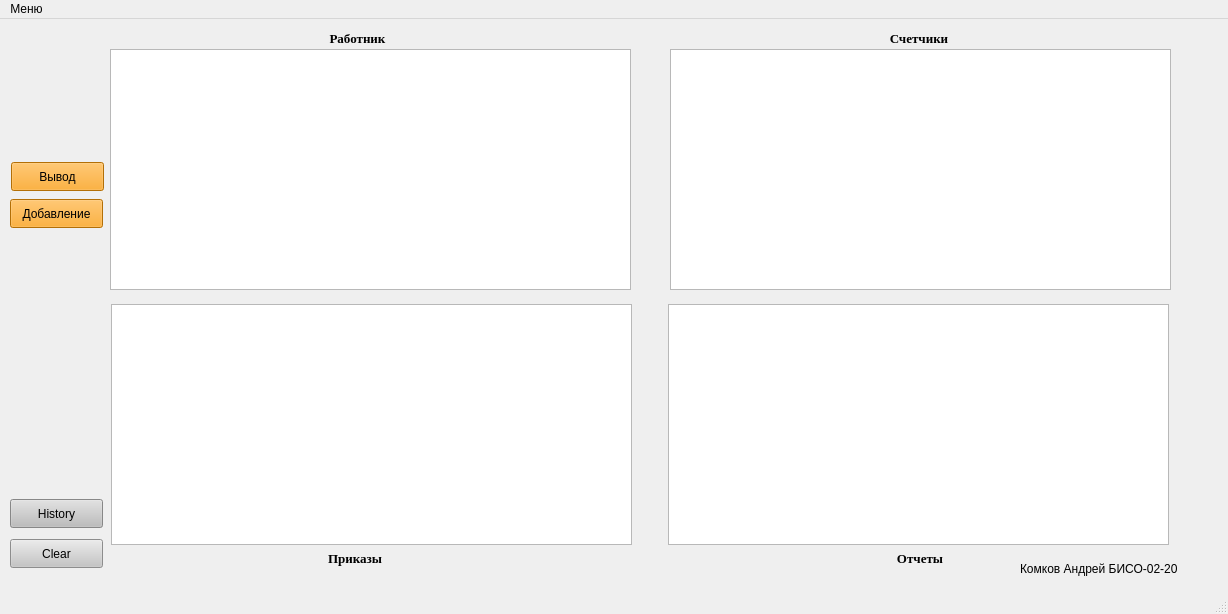
Old version of the form mainwindow.ui in the repository AndrewKom/KursovaiBDSqlserver.
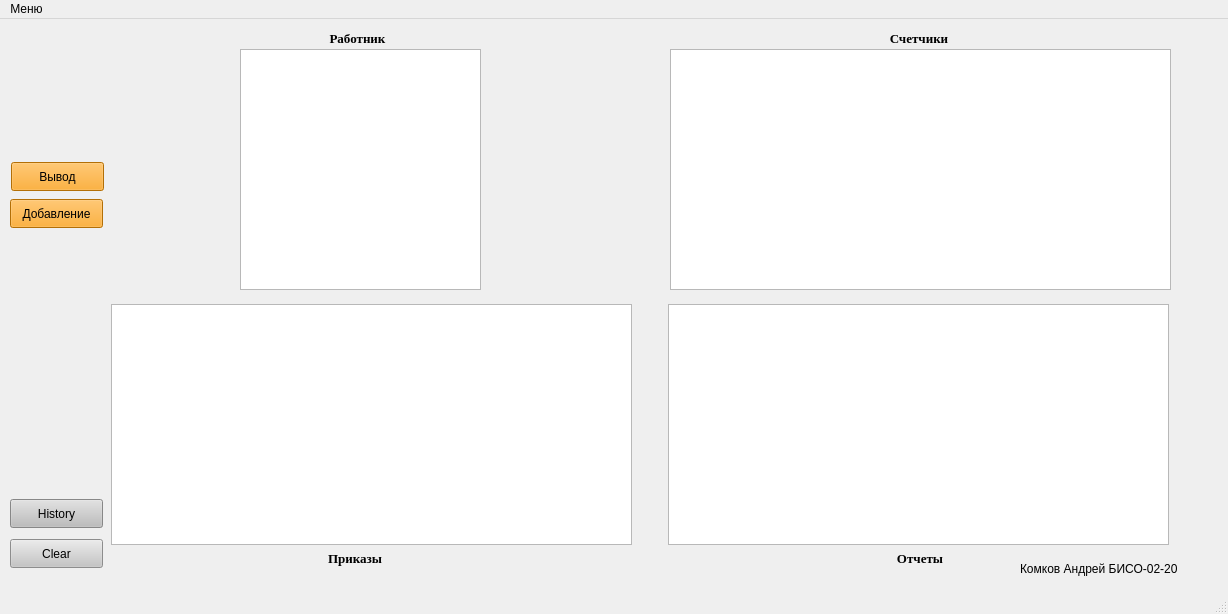
New version of the form.

```diff
--- a/mainwindow.ui
+++ b/mainwindow.ui
@@ -89,9 +89,9 @@
    <widget class="QTableView" name="tableView">
     <property name="geometry">
      <rect>
-      <x>110</x>
+      <x>240</x>
       <y>30</y>
-      <width>521</width>
+      <width>241</width>
       <height>241</height>
      </rect>
     </property>
```
